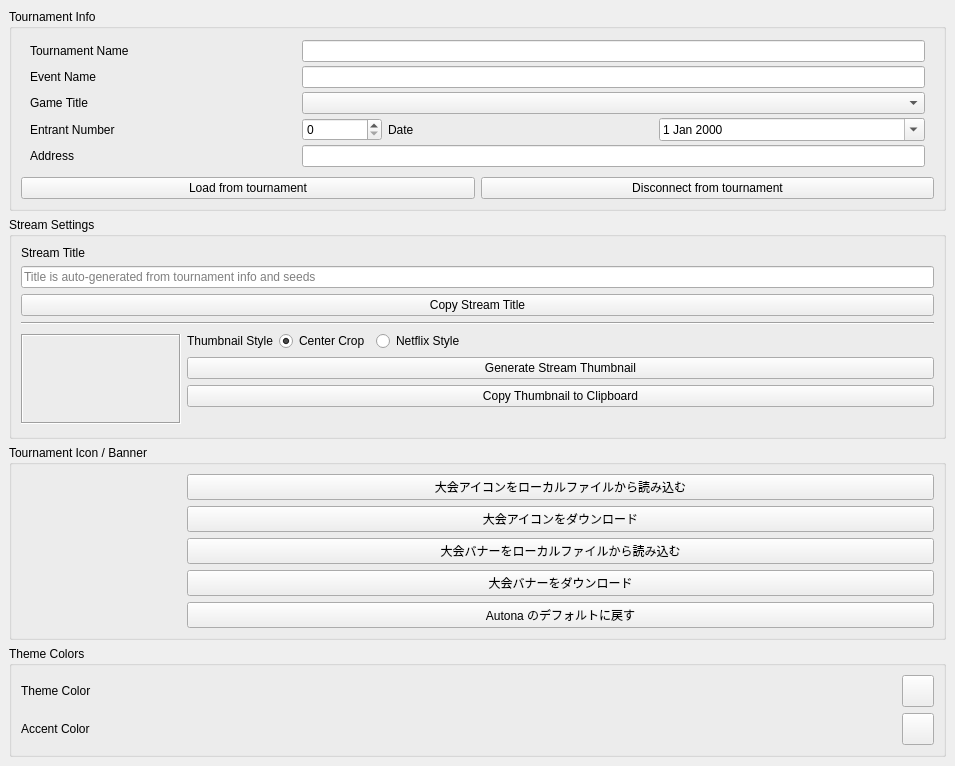
yuya-tagu/Autona, file src/layout/AutonaTournamentInfo.ui: the form before one commit.
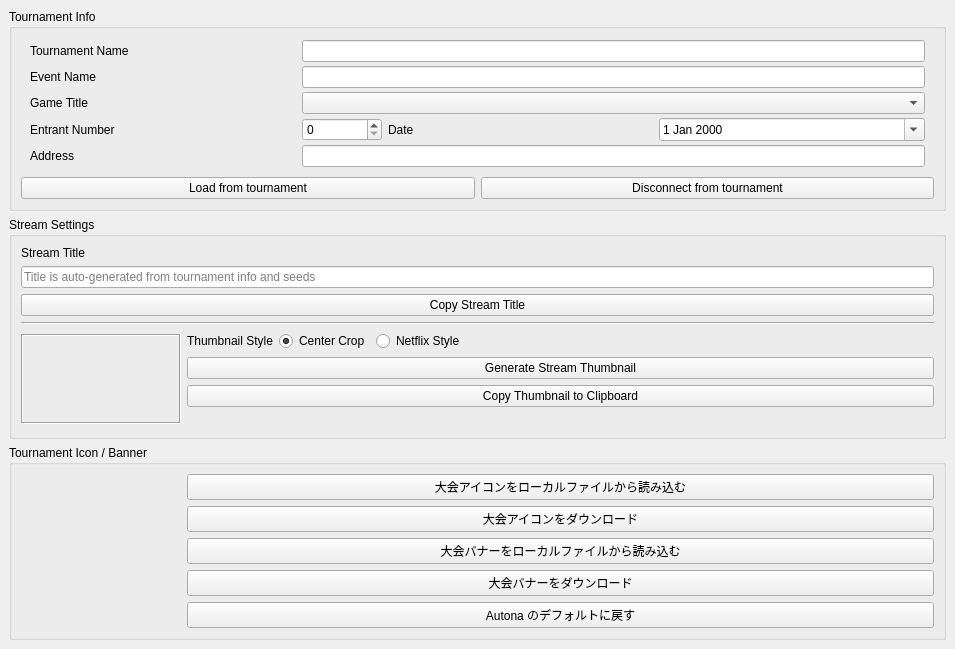
The form after the commit.

Patch:
```diff
--- a/src/layout/AutonaTournamentInfo.ui
+++ b/src/layout/AutonaTournamentInfo.ui
@@ -447,49 +447,6 @@
       </layout>
      </widget>
     </item>
-    <item>
-     <widget class="QGroupBox" name="groupBox_3">
-      <property name="title">
-       <string>Theme Colors</string>
-      </property>
-      <layout class="QGridLayout" name="gridLayout_3">
-       <item row="0" column="0">
-        <widget class="QLabel" name="label_theme_color">
-         <property name="text">
-          <string>Theme Color</string>
-         </property>
-        </widget>
-       </item>
-       <item row="0" column="1">
-        <widget class="QToolButton" name="btThemeColor">
-         <property name="minimumSize">
-          <size>
-           <width>32</width>
-           <height>32</height>
-          </size>
-         </property>
-        </widget>
-       </item>
-       <item row="1" column="0">
-        <widget class="QLabel" name="label_accent_color">
-         <property name="text">
-          <string>Accent Color</string>
-         </property>
-        </widget>
-       </item>
-       <item row="1" column="1">
-        <widget class="QToolButton" name="btAccentColor">
-         <property name="minimumSize">
-          <size>
-           <width>32</width>
-           <height>32</height>
-          </size>
-         </property>
-        </widget>
-       </item>
-      </layout>
-     </widget>
-    </item>
     <item>
      <spacer name="verticalSpacer">
       <property name="orientation">
```
